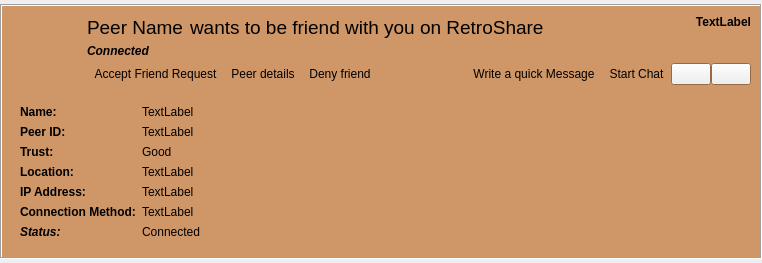
RetroShare/RetroShare, file retroshare-gui/src/gui/feeds/SecurityItem.ui: the form before one commit.
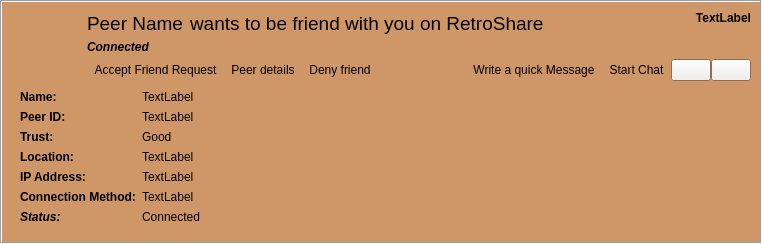
The form after the commit. Icons and pictures are not drawn. Custom widgets are drawn as their Qt base class.

What changed in the file:
```diff
--- a/retroshare-gui/src/gui/feeds/SecurityItem.ui
+++ b/retroshare-gui/src/gui/feeds/SecurityItem.ui
@@ -7,7 +7,7 @@
     <x>0</x>
     <y>0</y>
     <width>762</width>
-    <height>263</height>
+    <height>240</height>
    </rect>
   </property>
   <layout class="QGridLayout">
@@ -80,6 +80,12 @@
           <verstretch>0</verstretch>
          </sizepolicy>
         </property>
+        <property name="maximumSize">
+         <size>
+          <width>16777215</width>
+          <height>70</height>
+         </size>
+        </property>
         <layout class="QGridLayout">
          <property name="verticalSpacing">
           <number>0</number>
@@ -407,19 +413,6 @@
            </item>
           </layout>
          </item>
-         <item row="2" column="0" colspan="3">
-          <spacer name="verticalSpacer">
-           <property name="orientation">
-            <enum>Qt::Vertical</enum>
-           </property>
-           <property name="sizeHint" stdset="0">
-            <size>
-             <width>10</width>
-             <height>1</height>
-            </size>
-           </property>
-          </spacer>
-         </item>
         </layout>
        </widget>
       </item>
```
